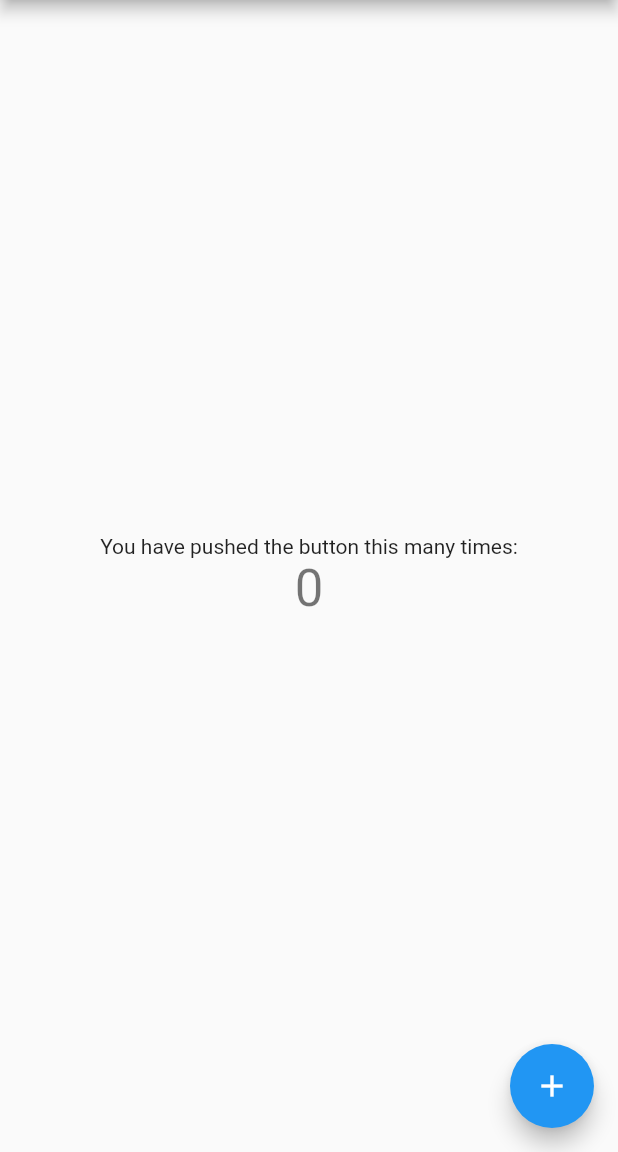
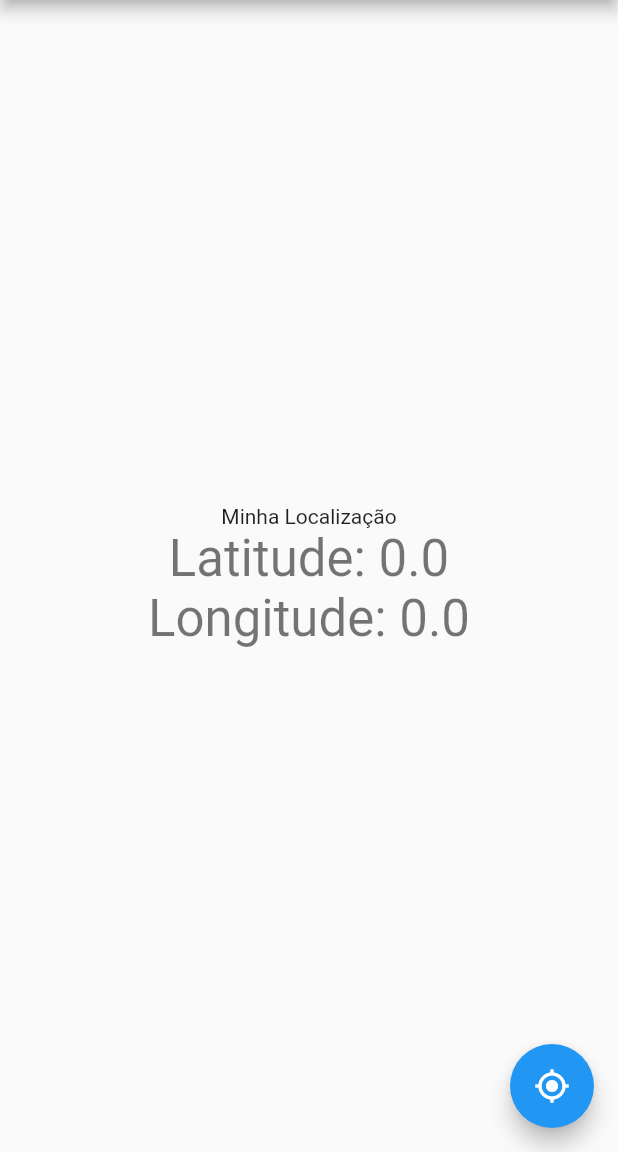
Before and after one commit to gitnunkison/flutter_kotlin_integration, a Flutter app: the screen it shows after launch, on a phone screen of 412 x 824 dp, the part 84-1236 px from its top. Run offline on Flutter 3.47's test engine with Material 2 defaults, Android fonts, the phone set to English and light mode, and no system bars.

```diff
--- a/lib/main.dart
+++ b/lib/main.dart
@@ -1,4 +1,6 @@
 import 'package:flutter/material.dart';
+import 'package:flutter/services.dart';
+import 'dart:developer' as developer;
 
 void main() {
   runApp(const MyApp());
@@ -12,7 +14,6 @@ class MyApp extends StatelessWidget {
     return MaterialApp(
       title: 'Flutter Demo',
       theme: ThemeData(
-
         primarySwatch: Colors.blue,
       ),
       home: const MyHomePage(title: 'Flutter Demo Home Page'),
@@ -30,12 +31,25 @@ class MyHomePage extends StatefulWidget {
 }
 
 class _MyHomePageState extends State<MyHomePage> {
-  int _counter = 0;
+  static const platform = MethodChannel('com.nunkison.flutter/location');
+  var _lat = 0.0;
+  var _lng = 0.0;
 
-  void _incrementCounter() {
-    setState(() {
-      _counter++;
-    });
+  Future<void> _getLocation() async {
+    try {
+      final location = await platform.invokeMethod('getLocation');
+      setState(() {
+        _lat = location[0];
+        _lng = location[1];
+      });
+    } on PlatformException catch (e) {
+      developer.log(e.stacktrace.toString());
+      ScaffoldMessenger.of(context).showSnackBar(
+        const SnackBar(
+          content: Text("Não foi possível capturar a localização"),
+        ),
+      );
+    }
   }
 
   @override
@@ -49,19 +63,23 @@ class _MyHomePageState extends State<MyHomePage> {
           mainAxisAlignment: MainAxisAlignment.center,
           children: <Widget>[
             const Text(
-              'You have pushed the button this many times:',
+              'Minha Localização',
             ),
             Text(
-              '$_counter',
+              "Latitude: $_lat",
+              style: Theme.of(context).textTheme.headline4,
+            ),
+            Text(
+              "Longitude: $_lng",
               style: Theme.of(context).textTheme.headline4,
             ),
           ],
         ),
       ),
       floatingActionButton: FloatingActionButton(
-        onPressed: _incrementCounter,
-        tooltip: 'Increment',
-        child: const Icon(Icons.add),
+        onPressed: _getLocation,
+        tooltip: 'Get Location',
+        child: const Icon(Icons.gps_fixed),
       ),
     );
   }
```
Also changed, not shown: pubspec.lock, 2 other files.
